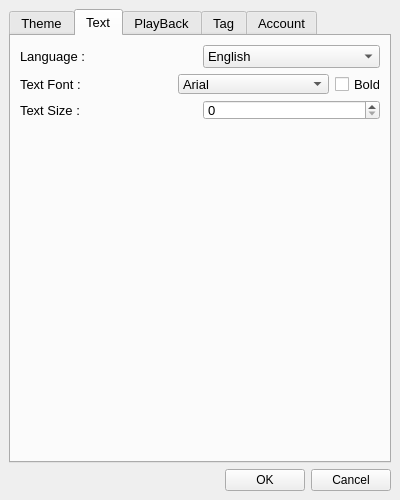
First picture: the form in SettingPart/Setting.ui, repository EE-AUT/Media-player, before the edit.
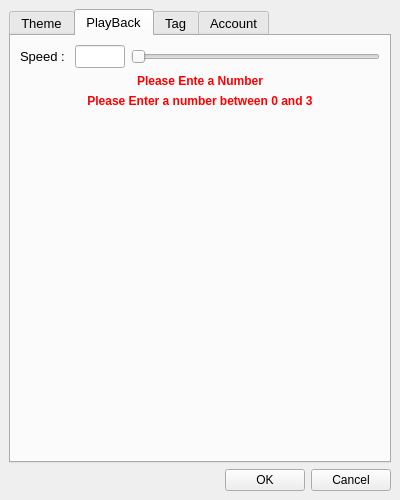
Second picture: the form after the edit. The open tabs and pages were chosen to show the change. Icons and pictures are not drawn.

```diff
--- a/SettingPart/Setting.ui
+++ b/SettingPart/Setting.ui
@@ -693,150 +693,6 @@
         </item>
        </layout>
       </widget>
-      <widget class="QWidget" name="Text">
-       <attribute name="title">
-        <string>Text</string>
-       </attribute>
-       <layout class="QGridLayout" name="gridLayout">
-        <item row="1" column="0">
-         <layout class="QHBoxLayout" name="horizontalLayout_14">
-          <item>
-           <widget class="QLabel" name="label_2">
-            <property name="maximumSize">
-             <size>
-              <width>16777215</width>
-              <height>20</height>
-             </size>
-            </property>
-            <property name="text">
-             <string>Text Font :</string>
-            </property>
-           </widget>
-          </item>
-          <item>
-           <widget class="QComboBox" name="comboBox_Font">
-            <property name="minimumSize">
-             <size>
-              <width>0</width>
-              <height>20</height>
-             </size>
-            </property>
-            <property name="maximumSize">
-             <size>
-              <width>16777215</width>
-              <height>20</height>
-             </size>
-            </property>
-            <item>
-             <property name="text">
-              <string>Arial</string>
-             </property>
-            </item>
-            <item>
-             <property name="text">
-              <string>MS Shell Dlg 2</string>
-             </property>
-            </item>
-            <item>
-             <property name="text">
-              <string>Segoe Script</string>
-             </property>
-            </item>
-            <item>
-             <property name="text">
-              <string>Zar</string>
-             </property>
-            </item>
-           </widget>
-          </item>
-          <item>
-           <widget class="QCheckBox" name="checkBox_Bold">
-            <property name="maximumSize">
-             <size>
-              <width>45</width>
-              <height>20</height>
-             </size>
-            </property>
-            <property name="text">
-             <string>Bold</string>
-            </property>
-           </widget>
-          </item>
-         </layout>
-        </item>
-        <item row="2" column="0">
-         <layout class="QHBoxLayout" name="horizontalLayout_4">
-          <item>
-           <widget class="QLabel" name="label_3">
-            <property name="maximumSize">
-             <size>
-              <width>16777215</width>
-              <height>20</height>
-             </size>
-            </property>
-            <property name="text">
-             <string>Text Size :</string>
-            </property>
-           </widget>
-          </item>
-          <item>
-           <widget class="QSpinBox" name="spinBox_size">
-            <property name="minimumSize">
-             <size>
-              <width>172</width>
-              <height>0</height>
-             </size>
-            </property>
-            <property name="maximumSize">
-             <size>
-              <width>16777215</width>
-              <height>20</height>
-             </size>
-            </property>
-           </widget>
-          </item>
-         </layout>
-        </item>
-        <item row="4" column="0">
-         <spacer name="verticalSpacer_3">
-          <property name="orientation">
-           <enum>Qt::Vertical</enum>
-          </property>
-          <property name="sizeHint" stdset="0">
-           <size>
-            <width>20</width>
-            <height>40</height>
-           </size>
-          </property>
-         </spacer>
-        </item>
-        <item row="0" column="0">
-         <layout class="QHBoxLayout" name="horizontalLayout_3">
-          <item>
-           <widget class="QLabel" name="label_14">
-            <property name="text">
-             <string>Language :</string>
-            </property>
-           </widget>
-          </item>
-          <item>
-           <widget class="QComboBox" name="comboBox_Language">
-            <item>
-             <property name="text">
-              <string>English</string>
-             </property>
-            </item>
-            <item>
-             <property name="text">
-              <string>فارسی</string>
-             </property>
-            </item>
-           </widget>
-          </item>
-         </layout>
-        </item>
-       </layout>
-      </widget>
       <widget class="QWidget" name="PlayBack">
        <attribute name="title">
         <string>PlayBack</string>
```
Left out of the diff: 2 changed lines with no effect on the pictures.
